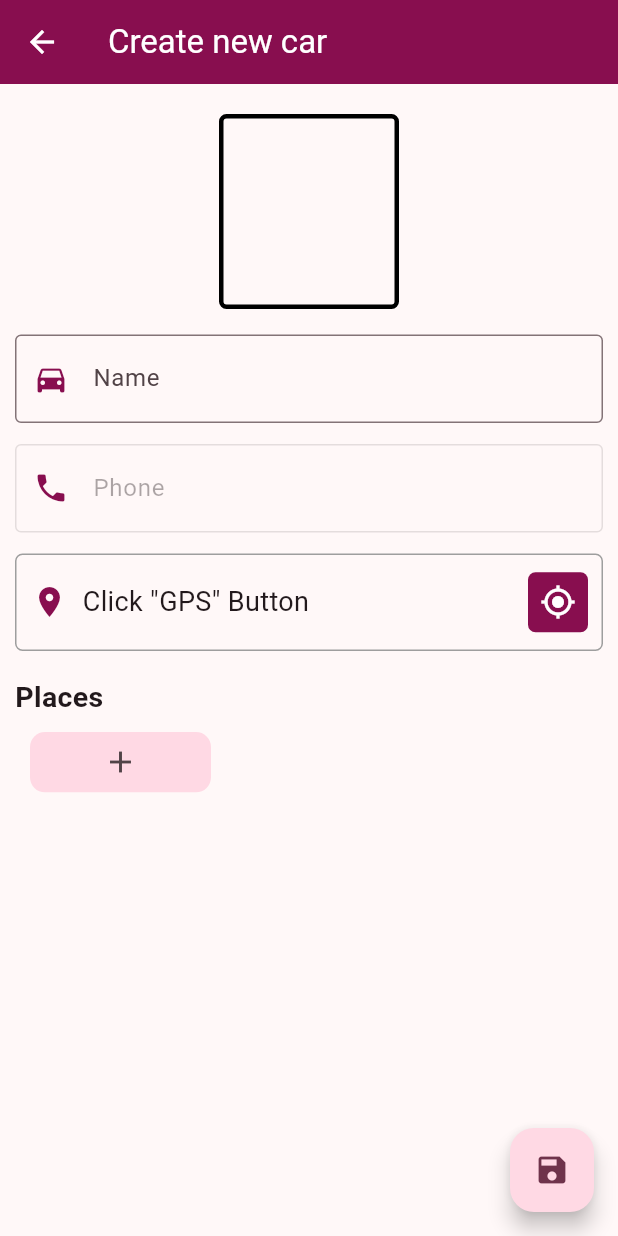
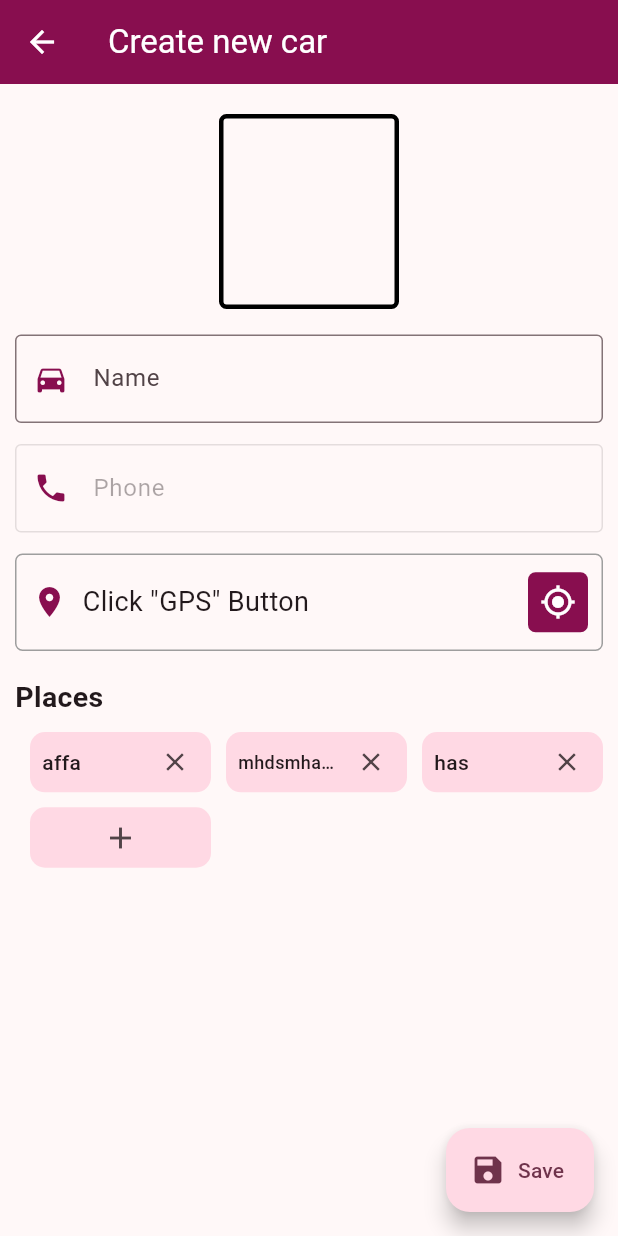
Before and after one commit to ShamilPP/myline_car, a Flutter app: the CarScreen screen opened directly, on a phone screen of 412 x 824 dp. Run offline on Flutter 3.47's test engine with Material 3 defaults, Android fonts, the light colour scheme and no system bars; drawn by our look-alikes of auto_size_text; our stand-ins replace cloud_firestore, firebase_core, firebase_storage, flutter_spinkit, fluttertoast, geocoding and 3 more; accounts and stored records are empty.

Commit message:
updated features related to car screen

```diff
--- a/lib/service/firebase_services.dart
+++ b/lib/service/firebase_services.dart
@@ -72,14 +72,13 @@ class FirebaseService {
     }
   }
 
-  static Future<Result<List<Car>>> getCarByPhone(String phone) async {
+  static Future<Result<List<Car>>> getCarsByPhone(String phone) async {
     try {
       List<Car> cars = [];
 
       var collection = FirebaseFirestore.instance.collection('cars');
       var allDocs = await collection.get();
       for (var car in allDocs.docs) {
-        if (car.get('phone') == phone) {
         cars.add(Car(
             id: car.id,
             image: car.get('img'),
@@ -89,7 +88,7 @@ class FirebaseService {
             location: car.get('location'),
             createdTime: car.get('createdTime').toDate()));
       }
-      }
+
       return Result.success(cars);
     } catch (e) {
       return Result.error('$e');
--- a/lib/view/screens/car/car_screen.dart
+++ b/lib/view/screens/car/car_screen.dart
@@ -1,5 +1,6 @@
 import 'dart:io';
 
+import 'package:auto_size_text/auto_size_text.dart';
 import 'package:cloud_firestore/cloud_firestore.dart';
 import 'package:flutter/material.dart';
 import 'package:fluttertoast/fluttertoast.dart';
@@ -27,7 +28,7 @@ class CarScreen extends StatefulWidget {
 class _CarScreenState extends State<CarScreen> {
   String? image, phone;
   TextEditingController nameController = TextEditingController();
-  List<String> places = [];
+  List<String> places = ["affa", "mhdsmhasfsafjz", "has"];
 
   GeoPoint? location;
   String? locationName;
@@ -35,16 +36,25 @@ class _CarScreenState extends State<CarScreen> {
 
   @override
   void initState() {
+    User? user = Provider.of<UserProvider>(context, listen: false).user;
+    if (user != null) {
+      phone = user.phone;
+    }
     if (widget.car != null) {
       image = widget.car!.image;
       nameController.text = widget.car!.name;
       // phone = widget.car!.phone;
       places = widget.car!.places;
+
+      // Load location name
+      isFetchingLocation = true;
+      updateLocationName(widget.car!.location.latitude, widget.car!.location.longitude).then((value) {
+        setState(() {
+          isFetchingLocation = false;
+        });
+      });
     }
-    User? user = Provider.of<UserProvider>(context, listen: false).user;
-    if (user != null) {
-      phone = user.phone;
-    }
+
     super.initState();
   }
 
@@ -138,7 +148,7 @@ class _CarScreenState extends State<CarScreen> {
                     ),
                     Expanded(
                       child: Text(
-                        locationName ?? 'Click "GPS" Button',
+                        isFetchingLocation ? 'Loading' : locationName ?? 'Click "GPS" Button',
                         style: const TextStyle(fontSize: 18),
                       ),
                     ),
@@ -178,11 +188,34 @@ class _CarScreenState extends State<CarScreen> {
                   ...places.map((String item) {
                     return Container(
                         decoration: BoxDecoration(color: Theme.of(context).colorScheme.primaryContainer, borderRadius: BorderRadius.circular(10)),
-                        child: Center(
-                            child: Text(
-                          item,
-                          style: const TextStyle(fontWeight: FontWeight.w500),
-                        )));
+                        child: Row(
+                          mainAxisAlignment: MainAxisAlignment.spaceBetween,
+                          children: [
+                            Expanded(
+                              child: Padding(
+                                padding: const EdgeInsets.only(left: 8),
+                                child: AutoSizeText(
+                                  item,
+                                  maxLines: 1,
+                                  overflow: TextOverflow.ellipsis,
+                                  minFontSize: 12,
+                                  style: const TextStyle(fontWeight: FontWeight.w500),
+                                ),
+                              ),
+                            ),
+                            IconButton(
+                                onPressed: () {
+                                  setState(() {
+                                    places.remove(item);
+                                  });
+                                },
+                                icon: const Icon(
+                                  Icons.close,
+                                  size: 20,
+                                ),
+                                padding: EdgeInsets.zero)
+                          ],
+                        ));
                   }).toList(),
                   IconButton(
                       onPressed: addNewPlace,
@@ -197,8 +230,7 @@ class _CarScreenState extends State<CarScreen> {
           ],
         ),
       ),
-      floatingActionButton: FloatingActionButton(
-        // backgroundColor: ,
+      floatingActionButton: FloatingActionButton.extended(
         onPressed: () async {
           String name = nameController.text;
           if (image?.isNotEmpty == true && name.isNotEmpty == true && phone?.isNotEmpty == true && location != null) {
@@ -232,7 +264,9 @@ class _CarScreenState extends State<CarScreen> {
             Fluttertoast.showToast(msg: 'Fill all boxes', backgroundColor: Colors.red);
           }
         },
-        child: const Icon(Icons.save),
+        label: Text(widget.car != null ? 'Update' : 'Save'),
+        tooltip: widget.car != null ? 'Update' : 'Save',
+        icon: const Icon(Icons.save),
       ),
     );
   }
@@ -244,12 +278,16 @@ class _CarScreenState extends State<CarScreen> {
     await Helper.turnOnLocation();
     Position position = await Geolocator.getCurrentPosition();
     location = GeoPoint(position.latitude, position.longitude);
-    List<Placemark> placemarks = await placemarkFromCoordinates(position.latitude, position.longitude);
-    Placemark place = placemarks[0];
-    locationName = "${place.locality}, ${place.postalCode}, ${place.country}";
+    await updateLocationName(position.latitude, position.longitude);
     setState(() {
       isFetchingLocation = false;
     });
+  }
+
+  Future<void> updateLocationName(double latitude, double longitude) async {
+    List<Placemark> placemarks = await placemarkFromCoordinates(latitude, longitude);
+    Placemark place = placemarks[0];
+    locationName = "${place.locality}, ${place.postalCode}, ${place.country}";
   }
 
   addNewPlace() {
--- a/lib/view_model/cars_provider.dart
+++ b/lib/view_model/cars_provider.dart
@@ -11,7 +11,7 @@ class CarsProvider extends ChangeNotifier {
 
   void loadCars(String phone) async {
     // Search own car by phone number
-    _cars = await FirebaseService.getCarByPhone(phone);
+    _cars = await FirebaseService.getCarsByPhone(phone);
     notifyListeners();
   }
 
--- a/pubspec.yaml
+++ b/pubspec.yaml
@@ -46,6 +46,7 @@ dependencies:
   flutter_spinkit: ^5.2.1
   geolocator: ^11.0.0
   geocoding: ^3.0.0
+  auto_size_text: ^3.0.0
 
 dev_dependencies:
   flutter_test:
```
Also changed, not shown: pubspec.lock. Lines whose indentation alone changed are shown as unchanged.
